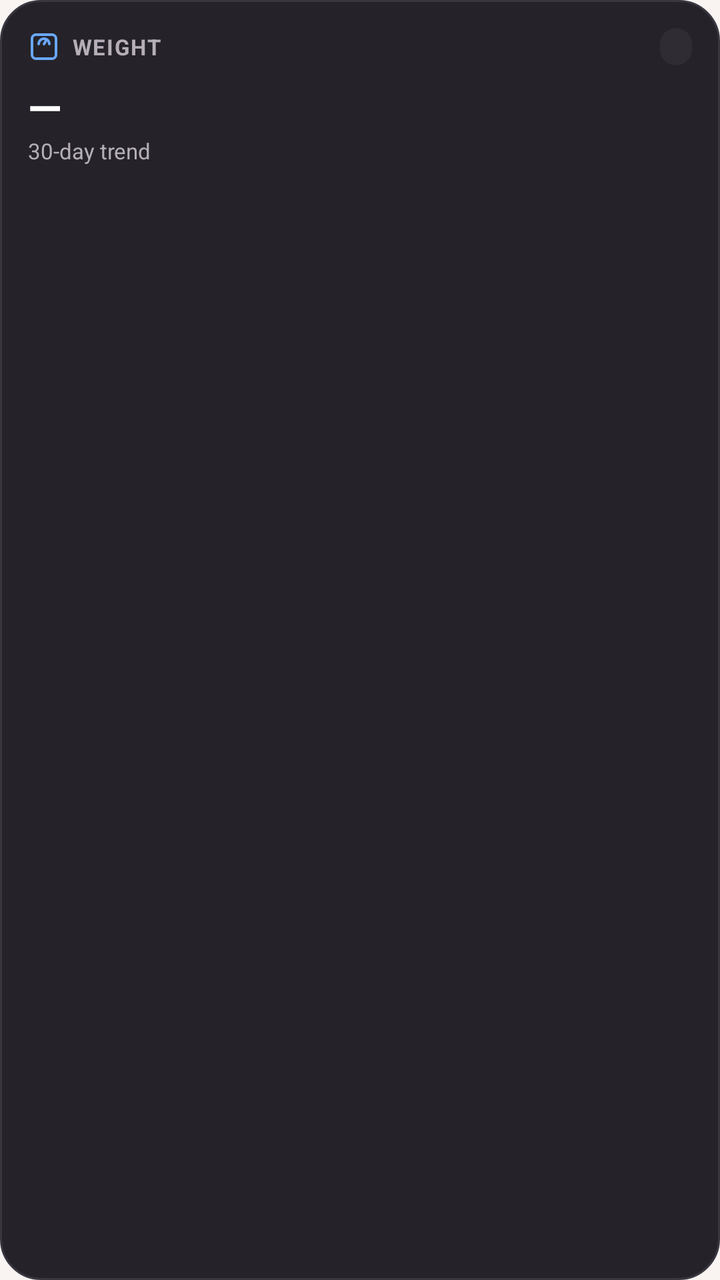
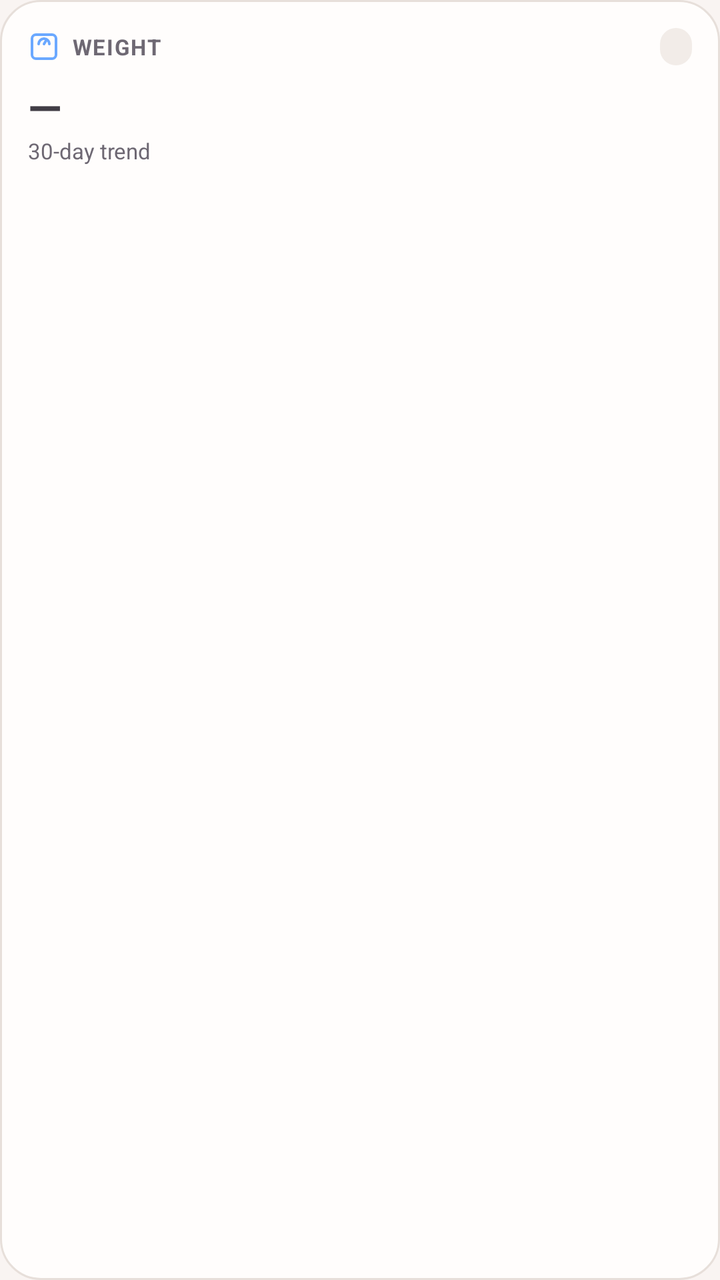

Two renders of the same Android screen: before a commit and after it. Below are the layout's source before the change and the commit's diff.
<!-- AndroidManifest.xml: application theme Theme.Hangry -->
<!-- res/layout/widget_weight.xml -->
<?xml version="1.0" encoding="utf-8"?>
<LinearLayout xmlns:android="http://schemas.android.com/apk/res/android"
    android:id="@+id/widget_weight_root"
    android:layout_width="match_parent"
    android:layout_height="match_parent"
    android:background="@drawable/bg_widget_surface"
    android:orientation="vertical"
    android:padding="14dp">

    <LinearLayout
        android:layout_width="match_parent"
        android:layout_height="wrap_content"
        android:gravity="center_vertical"
        android:orientation="horizontal">

        <ImageView
            android:layout_width="16dp"
            android:layout_height="16dp"
            android:src="@drawable/ic_widget_scale"
            android:contentDescription="@null" />

        <TextView
            android:layout_width="0dp"
            android:layout_height="wrap_content"
            android:layout_marginStart="6dp"
            android:layout_weight="1"
            android:text="@string/widget_layout_weight"
            android:textColor="#B5AEB8"
            android:textSize="11sp"
            android:textStyle="bold"
            android:letterSpacing="0.05" />

        <TextView
            android:id="@+id/tv_weight_change"
            android:layout_width="wrap_content"
            android:layout_height="wrap_content"
            android:background="@drawable/bg_widget_chip"
            android:paddingHorizontal="8dp"
            android:paddingVertical="2dp"
            android:text=""
            android:textColor="#6AA8FF"
            android:textSize="11sp"
            android:textStyle="bold" />
    </LinearLayout>

    <TextView
        android:id="@+id/tv_weight_value"
        android:layout_width="wrap_content"
        android:layout_height="wrap_content"
        android:layout_marginTop="6dp"
        android:ellipsize="end"
        android:maxLines="1"
        android:text="—"
        android:textColor="#FFFFFF"
        android:textSize="22sp"
        android:textStyle="bold" />

    <TextView
        android:id="@+id/tv_weight_subtitle"
        android:layout_width="wrap_content"
        android:layout_height="wrap_content"
        android:layout_marginTop="0dp"
        android:ellipsize="end"
        android:maxLines="1"
        android:text="@string/widget_layout_30_day_trend"
        android:textColor="#B5AEB8"
        android:textSize="11sp" />

    <ImageView
        android:id="@+id/iv_weight_chart"
        android:layout_width="match_parent"
        android:layout_height="0dp"
        android:layout_marginTop="6dp"
        android:layout_weight="1"
        android:scaleType="fitXY"
        android:contentDescription="@string/widget_layout_weight_over_the_last_30_days" />
</LinearLayout>
<!-- resources referenced by this layout -->
<resources>
  <!-- drawable bg_widget_chip (drawable) -->
  <?xml version="1.0" encoding="utf-8"?>
  <shape xmlns:android="http://schemas.android.com/apk/res/android"
      android:shape="rectangle">
      <solid android:color="#2F2C33" />
      <corners android:radius="12dp" />
  </shape>
  <!-- drawable bg_widget_surface (drawable) -->
  <?xml version="1.0" encoding="utf-8"?>
  <shape xmlns:android="http://schemas.android.com/apk/res/android"
      android:shape="rectangle">
      <solid android:color="#252329" />
      <corners android:radius="20dp" />
      <stroke
          android:width="1dp"
          android:color="#3A363F" />
  </shape>
  <!-- drawable ic_widget_scale (drawable) -->
  <vector xmlns:android="http://schemas.android.com/apk/res/android"
      android:width="24dp"
      android:height="24dp"
      android:viewportWidth="24"
      android:viewportHeight="24">
      <path
          android:fillColor="#00000000"
          android:strokeColor="#6AA8FF"
          android:strokeWidth="2"
          android:pathData="M6,3h12a3,3 0 0,1 3,3v12a3,3 0 0,1 -3,3H6a3,3 0 0,1 -3,-3V6a3,3 0 0,1 3,-3z" />
      <path
          android:fillColor="#00000000"
          android:strokeColor="#6AA8FF"
          android:strokeWidth="2"
          android:strokeLineCap="round"
          android:pathData="M8,10a4,4 0 0,1 8,0M12,10l1.5,-2.5" />
  </vector>
  <string name="widget_layout_30_day_trend">30-day trend</string>
  <string name="widget_layout_weight">WEIGHT</string>
  <string name="widget_layout_weight_over_the_last_30_days">Weight over the last 30 days</string>
  <style name="Theme.Hangry" parent="android:Theme.Material.NoActionBar">
          <item name="android:windowBackground">@color/brand_cream</item>
          <item name="android:statusBarColor">@android:color/transparent</item>
          <item name="android:navigationBarColor">@android:color/transparent</item>
          <item name="android:windowLightStatusBar">true</item>
          <item name="android:windowLightNavigationBar">true</item>
      </style>
  <color name="brand_cream">#FFF9F4F2</color>
</resources>

<!-- the commit's change to res/layout/widget_weight.xml (unified diff, before → after) -->
@@ -25,7 +25,7 @@
             android:layout_marginStart="6dp"
             android:layout_weight="1"
             android:text="@string/widget_layout_weight"
-            android:textColor="#B5AEB8"
+            android:textColor="@color/widget_text_secondary"
             android:textSize="11sp"
             android:textStyle="bold"
             android:letterSpacing="0.05" />
@@ -38,7 +38,7 @@
             android:paddingHorizontal="8dp"
             android:paddingVertical="2dp"
             android:text=""
-            android:textColor="#6AA8FF"
+            android:textColor="@color/widget_blue"
             android:textSize="11sp"
             android:textStyle="bold" />
     </LinearLayout>
@@ -51,7 +51,7 @@
         android:ellipsize="end"
         android:maxLines="1"
         android:text="—"
-        android:textColor="#FFFFFF"
+        android:textColor="@color/widget_text"
         android:textSize="22sp"
         android:textStyle="bold" />
 
@@ -63,7 +63,7 @@
         android:ellipsize="end"
         android:maxLines="1"
         android:text="@string/widget_layout_30_day_trend"
-        android:textColor="#B5AEB8"
+        android:textColor="@color/widget_text_secondary"
         android:textSize="11sp" />
 
     <ImageView
<!-- resource entries referenced after the edit -->
@@ -1,21 +1,24 @@
 <!-- resources referenced by this layout -->
 <resources>
+  <color name="widget_blue">#6AA8FF</color>
+  <color name="widget_text">#FFFFFF</color>
+  <color name="widget_text_secondary">#B5AEB8</color>
   <!-- drawable bg_widget_chip (drawable) -->
   <?xml version="1.0" encoding="utf-8"?>
   <shape xmlns:android="http://schemas.android.com/apk/res/android"
       android:shape="rectangle">
-      <solid android:color="#2F2C33" />
+      <solid android:color="@color/widget_track" />
       <corners android:radius="12dp" />
   </shape>
   <!-- drawable bg_widget_surface (drawable) -->
   <?xml version="1.0" encoding="utf-8"?>
   <shape xmlns:android="http://schemas.android.com/apk/res/android"
       android:shape="rectangle">
-      <solid android:color="#252329" />
+      <solid android:color="@color/widget_surface" />
       <corners android:radius="20dp" />
       <stroke
           android:width="1dp"
-          android:color="#3A363F" />
+          android:color="@color/widget_outline" />
   </shape>
   <!-- drawable ic_widget_scale (drawable) -->
   <vector xmlns:android="http://schemas.android.com/apk/res/android"
@@ -45,6 +48,9 @@
           <item name="android:windowLightStatusBar">true</item>
           <item name="android:windowLightNavigationBar">true</item>
       </style>
+  <color name="widget_track">#2F2C33</color>
+  <color name="widget_surface">#252329</color>
+  <color name="widget_outline">#3A363F</color>
   <color name="brand_cream">#FFF9F4F2</color>
 </resources>
 
